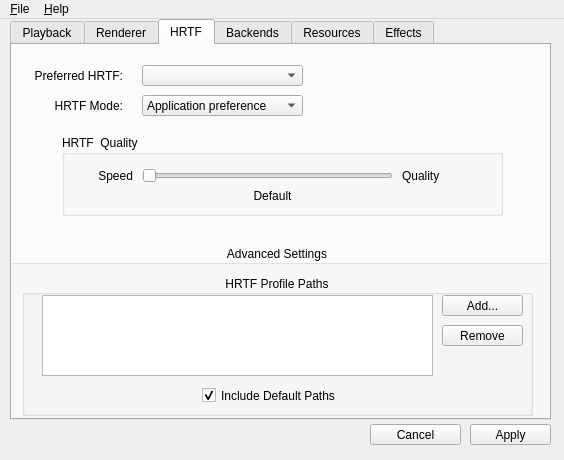
kcat/openal-soft, file utils/alsoft-config/mainwindow.ui: the form before one commit.
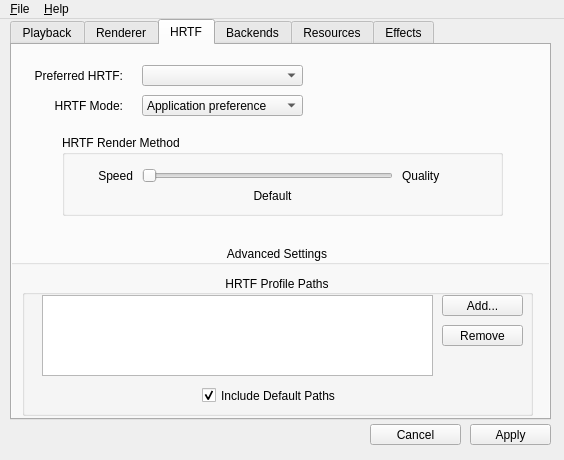
The form after the commit. The open tabs and pages were chosen to show the change. Icons and pictures are not drawn.

Commit message: Rename HRTF Quality title to HRTF Render Method

The edit to the form file:
```diff
--- a/utils/alsoft-config/mainwindow.ui
+++ b/utils/alsoft-config/mainwindow.ui
@@ -1132,7 +1132,7 @@
        </rect>
       </property>
       <property name="title">
-       <string>HRTF  Quality</string>
+       <string>HRTF Render Method</string>
       </property>
       <widget class="QLabel" name="label_31">
        <property name="geometry">
```
Left out of the diff: 4 changed lines with no effect on the pictures. The commit also changes 1 other file.
